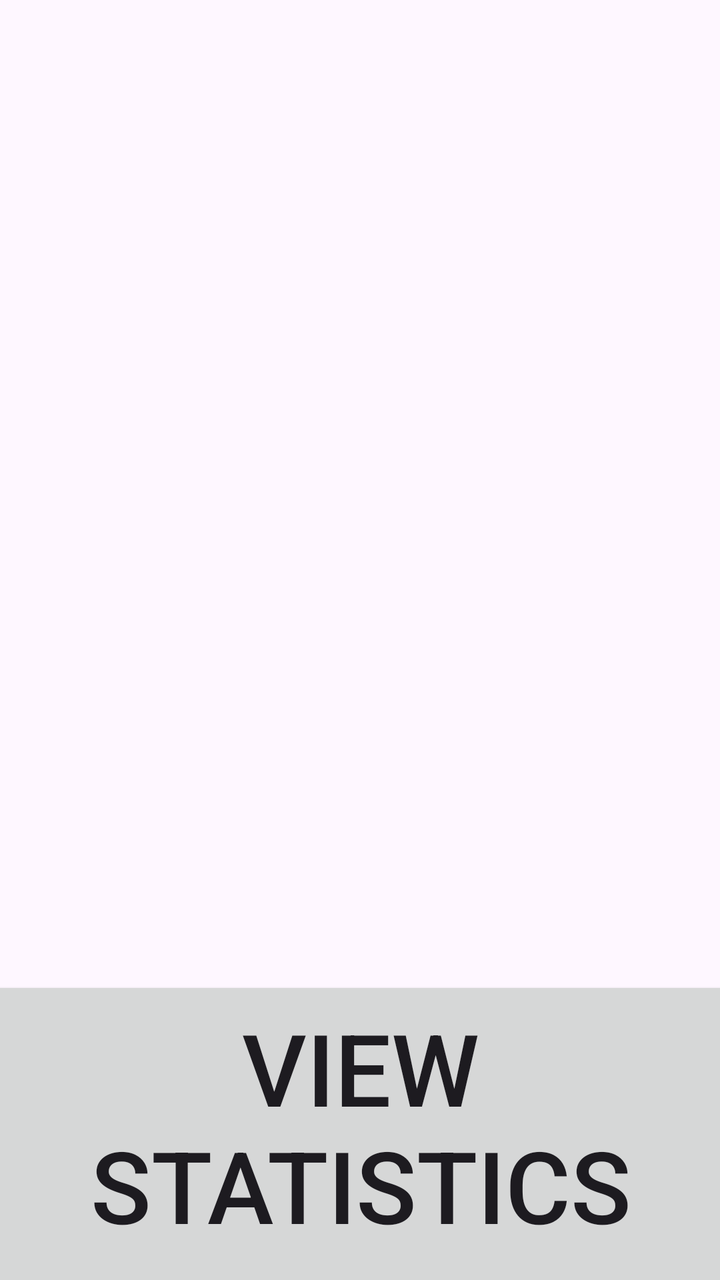
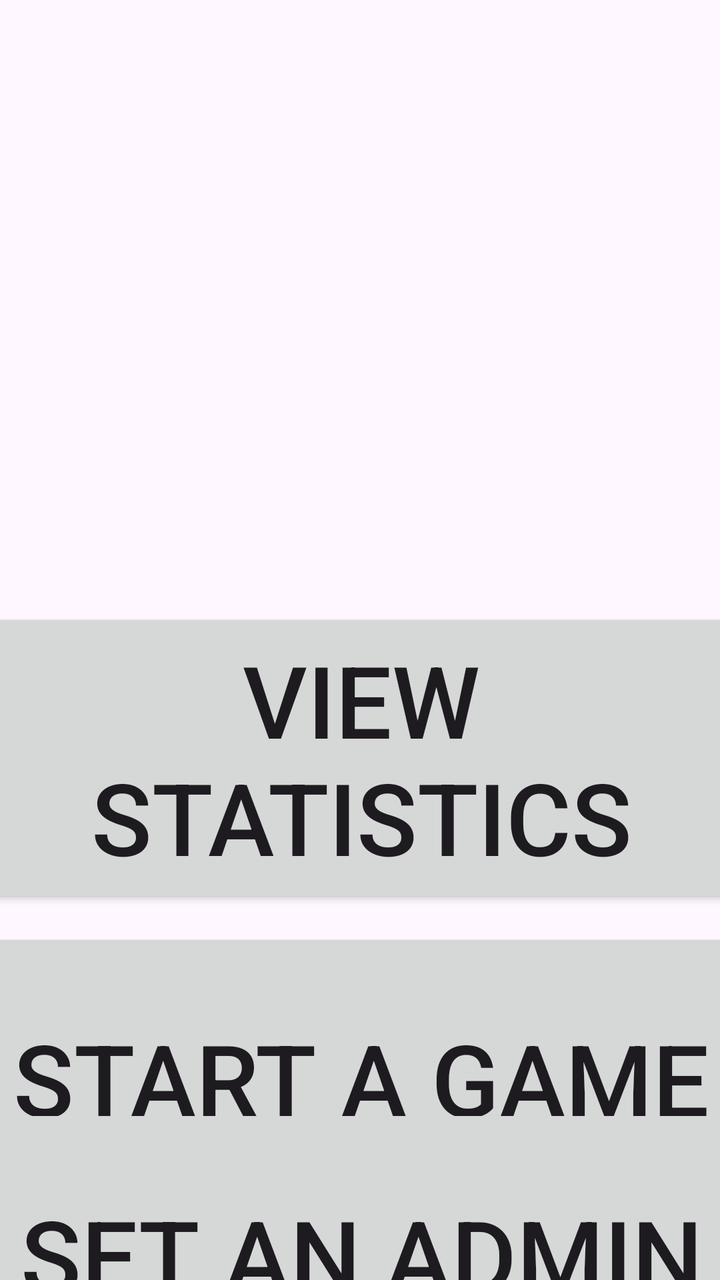

Two renders of the same Android screen: before a commit and after it. Below are the layout's source before the change and the commit's diff.
<!-- AndroidManifest.xml: activity theme Theme.MyApplication -->
<!-- res/layout/activity_main_menu.xml -->
<?xml version="1.0" encoding="utf-8"?>
<androidx.constraintlayout.widget.ConstraintLayout xmlns:android="http://schemas.android.com/apk/res/android"
    xmlns:app="http://schemas.android.com/apk/res-auto"
    xmlns:tools="http://schemas.android.com/tools"
    android:id="@+id/main"
    android:layout_width="match_parent"
    android:layout_height="match_parent"
    tools:context=".MainMenuActivity">

    <Button
        android:id="@+id/btnStartGame"
        android:layout_width="400dp"
        android:layout_height="150dp"
        android:text="Start a game"
        android:textSize="50sp"
        app:layout_constraintBottom_toBottomOf="parent"
        app:layout_constraintEnd_toEndOf="@+id/btnViewStats"
        app:layout_constraintHorizontal_bias="0.0"
        app:layout_constraintStart_toStartOf="@+id/btnViewStats"
        app:layout_constraintTop_toBottomOf="@+id/btnViewStats"
        app:layout_constraintVertical_bias="0.276" />

    <Button
        android:id="@+id/btnViewStats"
        android:layout_width="400dp"
        android:layout_height="150dp"
        android:layout_marginTop="488dp"
        android:text="View statistics"
        android:textSize="50sp"
        app:layout_constraintEnd_toEndOf="parent"
        app:layout_constraintStart_toStartOf="parent"
        app:layout_constraintTop_toTopOf="parent" />

    <Button
        android:id="@+id/btnSetAdmin"
        android:text="Set an admin"
        android:layout_width="400dp"
        android:layout_height="150dp"
        android:textSize="50sp"
        app:layout_constraintBottom_toBottomOf="parent"
        app:layout_constraintEnd_toEndOf="@+id/btnStartGame"
        app:layout_constraintStart_toStartOf="@+id/btnStartGame"
        app:layout_constraintTop_toBottomOf="@+id/btnStartGame" />
</androidx.constraintlayout.widget.ConstraintLayout>
<!-- resources referenced by this layout -->
<resources>
  <style name="Theme.MyApplication" parent="Base.Theme.MyApplication" />
  <style name="Base.Theme.MyApplication" parent="Theme.Material3.DayNight.NoActionBar">
          
          
      </style>
</resources>

<!-- the commit's change to res/layout/activity_main_menu.xml (unified diff, before → after) -->
@@ -24,10 +24,11 @@
         android:id="@+id/btnViewStats"
         android:layout_width="400dp"
         android:layout_height="150dp"
-        android:layout_marginTop="488dp"
+        android:layout_marginTop="304dp"
         android:text="View statistics"
         android:textSize="50sp"
         app:layout_constraintEnd_toEndOf="parent"
+        app:layout_constraintHorizontal_bias="0.498"
         app:layout_constraintStart_toStartOf="parent"
         app:layout_constraintTop_toTopOf="parent" />
 
